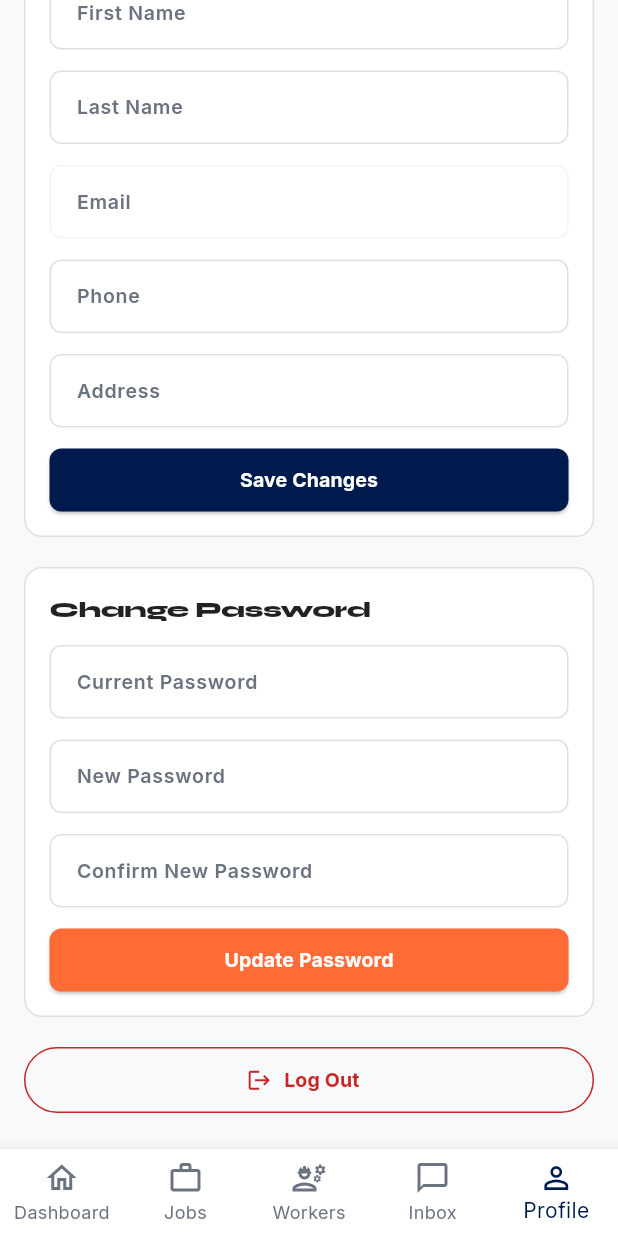
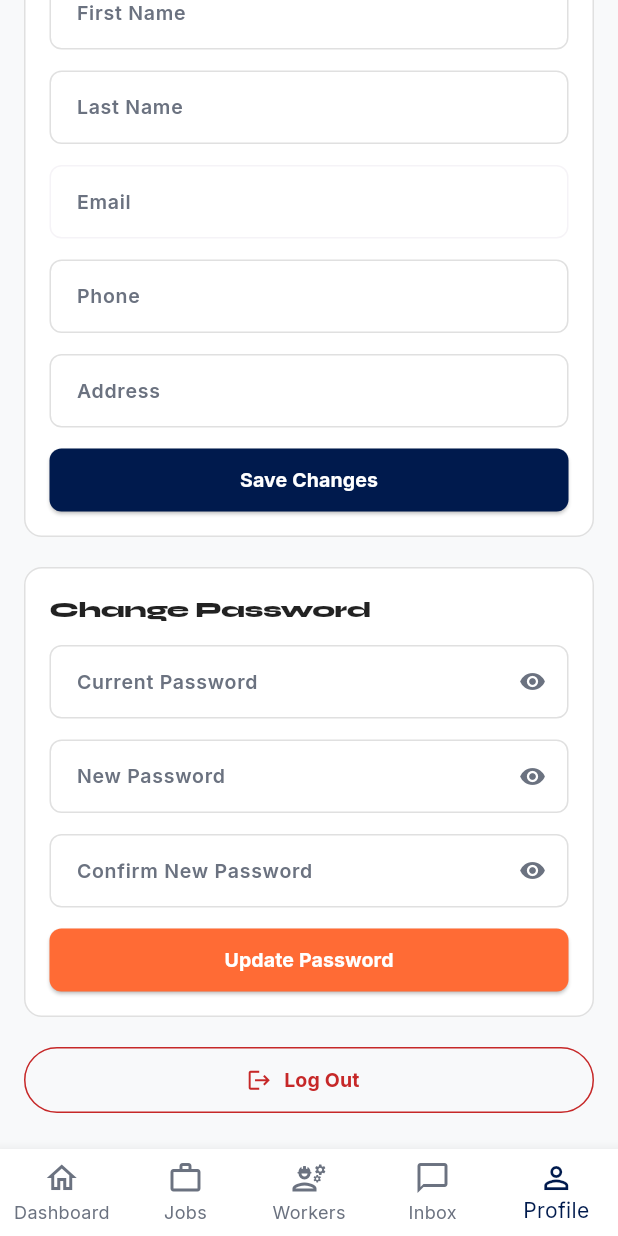
Before and after one commit to YBGOONS/hanap-mobile, a Flutter app: the ClientDashboardScreen screen opened directly, item 5 of the bottom bar chosen, scrolled down 366 dp, on a phone screen of 412 x 824 dp. Run offline on Flutter 3.47's test engine with Material 3 defaults, Android fonts, the phone set to English and light mode, and no system bars; our stand-ins replace file_picker, flutter_animate, google_fonts, shared_preferences, supabase_flutter; accounts and stored records are empty; network calls fail; statements that could not run were skipped.

Commit message:
Add show/hide toggle to every remaining password field
Register's password field, Admin's Change Password (New/Confirm), and
Client's Change Password (Current/New/Confirm) were all hardcoded
obscureText: true with no way to reveal what was typed — only Login and
the new Forgot Password screen had the eye icon. Same toggle pattern now
everywhere a password is typed.

Co-Authored-By: Claude Sonnet 5 <noreply@anthropic.com>

```diff
--- a/lib/screens/client/client_dashboard_screen.dart
+++ b/lib/screens/client/client_dashboard_screen.dart
@@ -1446,6 +1446,9 @@ class _ProfileTabState extends State<_ProfileTab> {
   final _newPassCtrl = TextEditingController();
   final _confirmPassCtrl = TextEditingController();
   bool _changingPassword = false;
+  bool _showCurrentPass = false;
+  bool _showNewPass = false;
+  bool _showConfirmPass = false;
   String? _passwordError;
 
   @override
@@ -1976,7 +1979,7 @@ class _ProfileTabState extends State<_ProfileTab> {
                     const SizedBox(height: 14),
                     TextField(
                       controller: _currentPassCtrl,
-                      obscureText: true,
+                      obscureText: !_showCurrentPass,
                       onChanged: (_) => setState(() => _passwordError = null),
                       style: DashboardText.body(
                         size: 14,
@@ -1984,12 +1987,24 @@ class _ProfileTabState extends State<_ProfileTab> {
                       ),
                       decoration: dashboardInputDecoration(
                         label: "Current Password",
+                        suffixIcon: IconButton(
+                          icon: Icon(
+                            _showCurrentPass
+                                ? Icons.visibility_off
+                                : Icons.visibility,
+                            size: 18,
+                            color: DashboardColors.muted,
+                          ),
+                          onPressed: () => setState(
+                            () => _showCurrentPass = !_showCurrentPass,
+                          ),
+                        ),
                       ),
                     ),
                     const SizedBox(height: 14),
                     TextField(
                       controller: _newPassCtrl,
-                      obscureText: true,
+                      obscureText: !_showNewPass,
                       onChanged: (_) => setState(() => _passwordError = null),
                       style: DashboardText.body(
                         size: 14,
@@ -1997,12 +2012,23 @@ class _ProfileTabState extends State<_ProfileTab> {
                       ),
                       decoration: dashboardInputDecoration(
                         label: "New Password",
+                        suffixIcon: IconButton(
+                          icon: Icon(
+                            _showNewPass
+                                ? Icons.visibility_off
+                                : Icons.visibility,
+                            size: 18,
+                            color: DashboardColors.muted,
+                          ),
+                          onPressed: () =>
+                              setState(() => _showNewPass = !_showNewPass),
+                        ),
                       ),
                     ),
                     const SizedBox(height: 14),
                     TextField(
                       controller: _confirmPassCtrl,
-                      obscureText: true,
+                      obscureText: !_showConfirmPass,
                       onChanged: (_) => setState(() => _passwordError = null),
                       onSubmitted: (_) => _changePassword(),
                       style: DashboardText.body(
@@ -2011,6 +2037,18 @@ class _ProfileTabState extends State<_ProfileTab> {
                       ),
                       decoration: dashboardInputDecoration(
                         label: "Confirm New Password",
+                        suffixIcon: IconButton(
+                          icon: Icon(
+                            _showConfirmPass
+                                ? Icons.visibility_off
+                                : Icons.visibility,
+                            size: 18,
+                            color: DashboardColors.muted,
+                          ),
+                          onPressed: () => setState(
+                            () => _showConfirmPass = !_showConfirmPass,
+                          ),
+                        ),
                       ),
                     ),
                     if (_passwordError != null) ...[
```
Also changed, not shown: lib/screens/admin/admin_dashboard_screen.dart (+28 -2 lines), lib/screens/public/register_screen.dart (+104 -23 lines).
